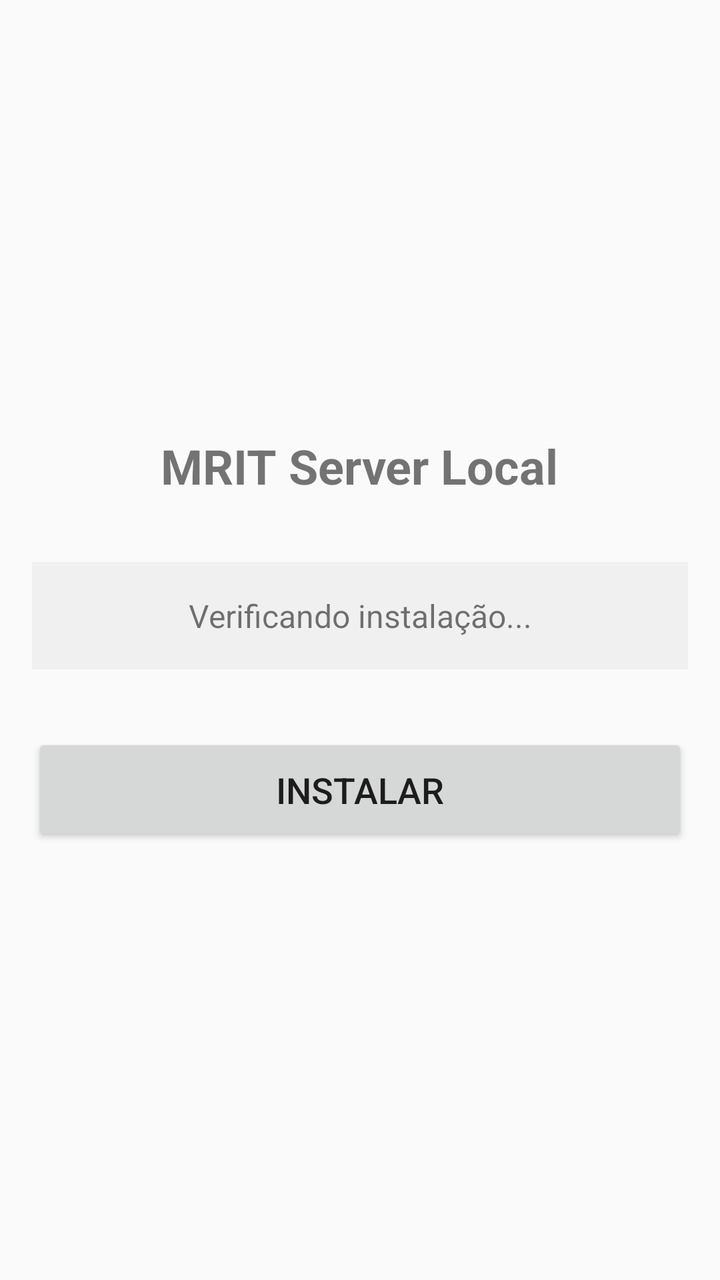
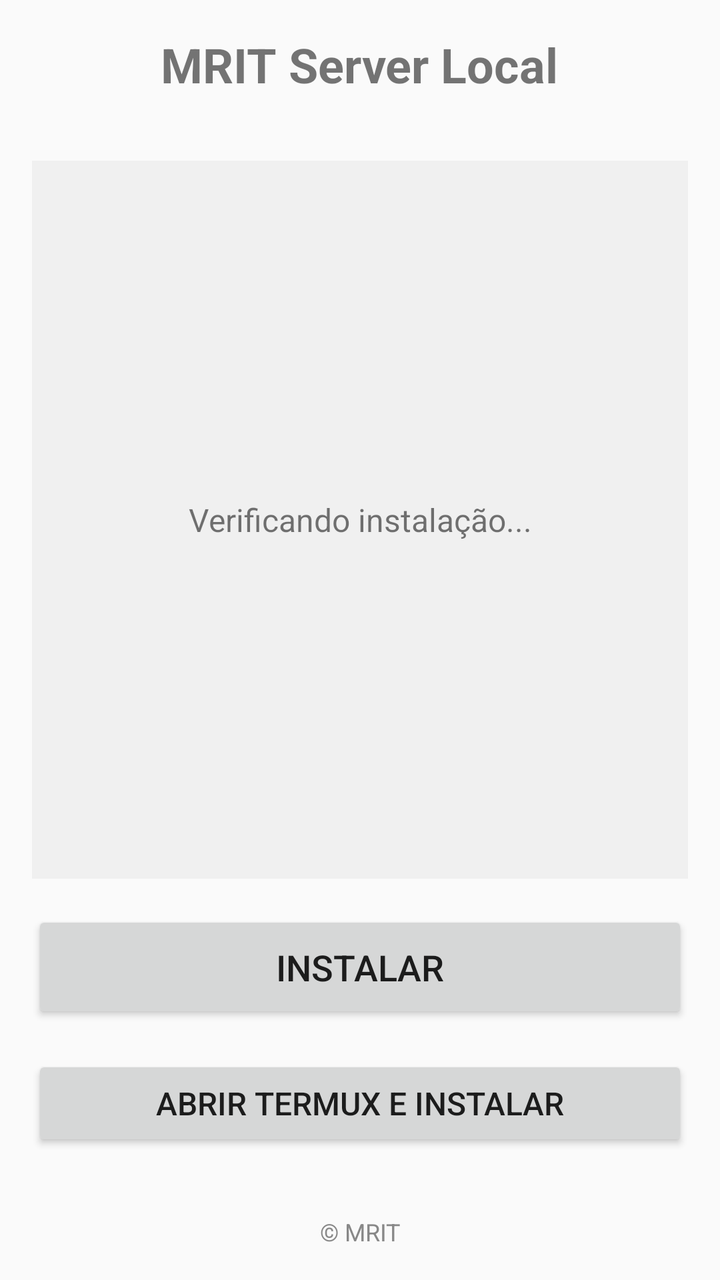

Two renders of the same Android screen: before a commit and after it. Below are the layout's source before the change and the commit's diff.
<!-- AndroidManifest.xml: activity theme Theme.AppCompat.Light.DarkActionBar -->
<!-- res/layout/activity_main.xml -->
<?xml version="1.0" encoding="utf-8"?>
<LinearLayout xmlns:android="http://schemas.android.com/apk/res/android"
    android:layout_width="match_parent"
    android:layout_height="match_parent"
    android:orientation="vertical"
    android:padding="16dp"
    android:gravity="center">

    <TextView
        android:layout_width="wrap_content"
        android:layout_height="wrap_content"
        android:text="MRIT Server Local"
        android:textSize="24sp"
        android:textStyle="bold"
        android:layout_marginBottom="32dp" />

    <TextView
        android:id="@+id/statusText"
        android:layout_width="match_parent"
        android:layout_height="wrap_content"
        android:text="Verificando instalação..."
        android:textSize="16sp"
        android:gravity="center"
        android:padding="16dp"
        android:background="#f0f0f0"
        android:layout_marginBottom="32dp" />

    <Button
        android:id="@+id/installButton"
        android:layout_width="match_parent"
        android:layout_height="wrap_content"
        android:text="Instalar"
        android:textSize="18sp"
        android:padding="16dp" />

</LinearLayout>
<!-- resources referenced by this layout -->
<resources>

</resources>

<!-- the commit's change to res/layout/activity_main.xml (unified diff, before → after) -->
@@ -17,13 +17,14 @@
     <TextView
         android:id="@+id/statusText"
         android:layout_width="match_parent"
-        android:layout_height="wrap_content"
+        android:layout_height="0dp"
+        android:layout_weight="1"
         android:text="Verificando instalação..."
         android:textSize="16sp"
         android:gravity="center"
         android:padding="16dp"
         android:background="#f0f0f0"
-        android:layout_marginBottom="32dp" />
+        android:layout_marginBottom="16dp" />
 
     <Button
         android:id="@+id/installButton"
@@ -31,6 +32,25 @@
         android:layout_height="wrap_content"
         android:text="Instalar"
         android:textSize="18sp"
-        android:padding="16dp" />
+        android:padding="16dp"
+        android:layout_marginBottom="16dp" />
+
+    <Button
+        android:id="@+id/openTermuxButton"
+        android:layout_width="match_parent"
+        android:layout_height="wrap_content"
+        android:text="Abrir Termux e Instalar"
+        android:textSize="16sp"
+        android:padding="12dp"
+        android:layout_marginBottom="16dp" />
+
+    <TextView
+        android:layout_width="match_parent"
+        android:layout_height="wrap_content"
+        android:text="© MRIT"
+        android:textSize="12sp"
+        android:gravity="center"
+        android:textColor="#888888"
+        android:layout_marginTop="16dp" />
 
 </LinearLayout>
